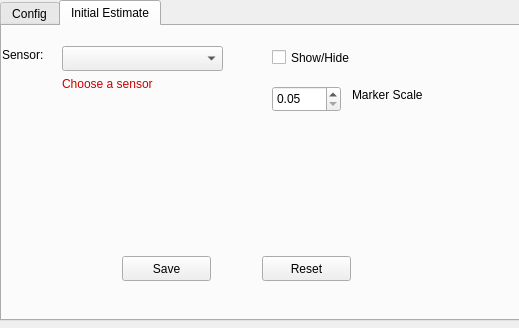
This is atom_rviz_plugin/src/ui/calibration_panel.ui in lardemua/atom_rviz_plugin as Qt 5 draws it before an edit. The edited form follows.
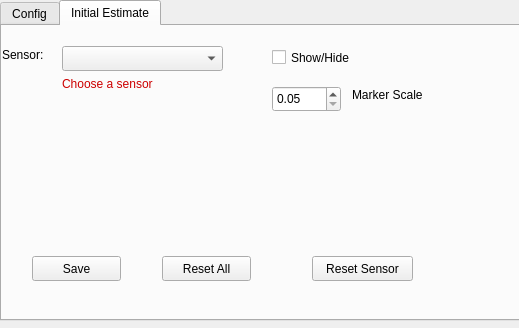
This is the edited form.

Commit message: Code for set_initial_estimate: save and reset buttons completed.

Patch:
```diff
--- a/atom_rviz_plugin/src/ui/calibration_panel.ui
+++ b/atom_rviz_plugin/src/ui/calibration_panel.ui
@@ -1096,7 +1096,7 @@
     <widget class="QPushButton" name="initEstimateSaveButton">
      <property name="geometry">
       <rect>
-       <x>120</x>
+       <x>30</x>
        <y>230</y>
        <width>89</width>
        <height>25</height>
@@ -1109,14 +1109,14 @@
     <widget class="QPushButton" name="initEstimateResetButton">
      <property name="geometry">
       <rect>
-       <x>260</x>
+       <x>160</x>
        <y>230</y>
        <width>89</width>
        <height>25</height>
       </rect>
      </property>
      <property name="text">
-      <string>Reset</string>
+      <string>Reset All</string>
      </property>
     </widget>
     <widget class="QLabel" name="label_2">
@@ -1148,6 +1148,19 @@
       <string>&lt;html&gt;&lt;head/&gt;&lt;body&gt;&lt;p&gt;&lt;span style=&quot; color:#cc0000;&quot;&gt;Choose a sensor&lt;/span&gt;&lt;/p&gt;&lt;/body&gt;&lt;/html&gt;</string>
      </property>
     </widget>
+    <widget class="QPushButton" name="initEstimateResetSensorButton">
+     <property name="geometry">
+      <rect>
+       <x>310</x>
+       <y>230</y>
+       <width>101</width>
+       <height>25</height>
+      </rect>
+     </property>
+     <property name="text">
+      <string>Reset Sensor</string>
+     </property>
+    </widget>
    </widget>
   </widget>
  </widget>
```
Left out of the diff: 2 changed lines with no effect on the pictures. The commit also changes 3 other files.
